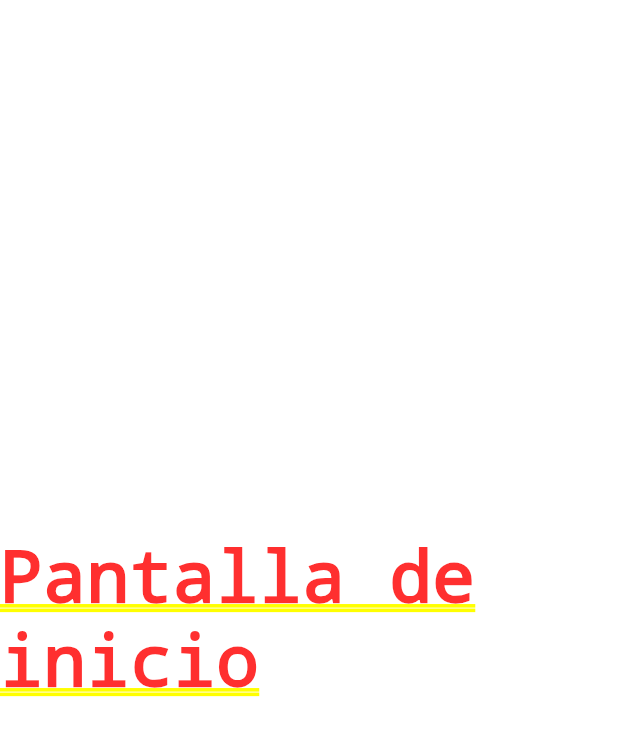
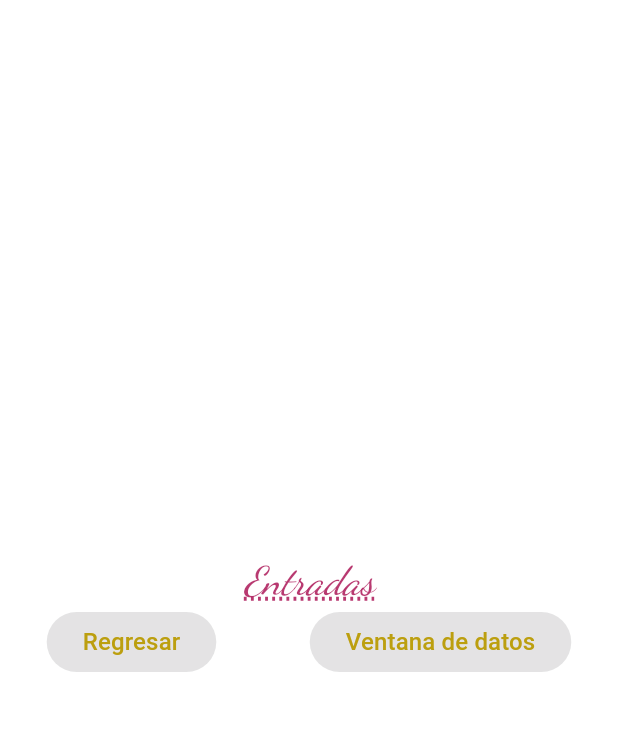
Before and after one commit to AliixLoz/componentes_flutter_aliix, a Flutter app: the screen it shows after launch, after a tap on "Entradas", on a phone screen of 412 x 824 dp. Shown: the top 736 px of the screen. Run offline on Flutter 3.47's test engine with Material 3 defaults, Android fonts, the phone set to English and light mode, and no system bars; our stand-ins replace google_fonts.

Commit message:
Adding ElevatedButtons in InputsScreen

```diff
--- a/lib/screens/inputs_screen.dart
+++ b/lib/screens/inputs_screen.dart
@@ -1,4 +1,5 @@
 import 'package:flutter/material.dart';
+import 'package:practica3/theme/app_theme.dart';
 
 class InputsScreen extends StatefulWidget {
   const InputsScreen({super.key});
@@ -10,8 +11,31 @@ class InputsScreen extends StatefulWidget {
 class _InputsScreenState extends State<InputsScreen> {
   @override
   Widget build(BuildContext context) {
-    return const Center(
-      child: Text('Pantalla de inicio'),
+    return Column(
+      mainAxisAlignment: MainAxisAlignment.center,
+      children: [
+        Text(
+          'Entradas',
+          style: AppTheme.lightTheme.textTheme.headlineLarge,
+        ),
+        Row(
+          mainAxisAlignment: MainAxisAlignment.spaceAround,
+          children: [
+            ElevatedButton(
+                onPressed: null,
+                child: Text(
+                  'Regresar',
+                  style: AppTheme.lightTheme.textTheme.bodySmall,
+                )),
+            ElevatedButton(
+                onPressed: null,
+                child: Text(
+                  'Ventana de datos',
+                  style: AppTheme.lightTheme.textTheme.bodySmall,
+                )),
+          ],
+        ),
+      ],
     );
   }
 }
--- a/lib/theme/app_theme.dart
+++ b/lib/theme/app_theme.dart
@@ -2,13 +2,13 @@
 import 'package:flutter/material.dart';
 import 'package:google_fonts/google_fonts.dart';
 
-class AppTheme {
+class AppTheme{
   //constante de un color primario
-  static const primaryColor = Color.fromARGB(223, 221, 63, 63);
-  //Constante de color secundario
-  static const secondaryColor = Color.fromARGB(255, 95, 50, 50);
+  static const primaryColor = Color.fromARGB(223, 174, 29, 92);
+  //constante de un color secundario
+  static const secondaryColor = Color.fromARGB(255, 188, 159, 15);
   //constante de color de fondo
-  static const backColor = Color.fromARGB(223, 235, 246, 247);
+  static const backColor = Color.fromARGB(227, 165, 206, 209);
   //constante de tema
   static final ThemeData lightTheme = ThemeData.light().copyWith(
     scaffoldBackgroundColor: backColor,
@@ -16,19 +16,23 @@ class AppTheme {
           color: primaryColor,
       ),
       textTheme: TextTheme(
-      //Títulos muy grandes
-      headlineLarge: GoogleFonts.abrilFatface(
+        //Titulos muy grandes
+        headlineLarge: GoogleFonts.dancingScript(
           color: primaryColor,
           fontSize: 26.5,
           fontWeight: FontWeight.w500,
           fontStyle: FontStyle.italic,
           decoration: TextDecoration.underline,
           decorationColor: primaryColor,
-        decorationStyle: TextDecorationStyle.wavy,
-        decorationThickness: 1.5,
+          decorationStyle: TextDecorationStyle.dotted,
+          decorationThickness: 2.0,
         ),
-      //Estilo para texto pequeño
-
+        //Estilo para texto muy pequeño
+        bodySmall: GoogleFonts.shadowsIntoLight(
+          color: secondaryColor,
+          fontSize: 16.0,
+        ),
       ),
   );
+
 }
```
Lines whose indentation alone changed are shown as unchanged.
